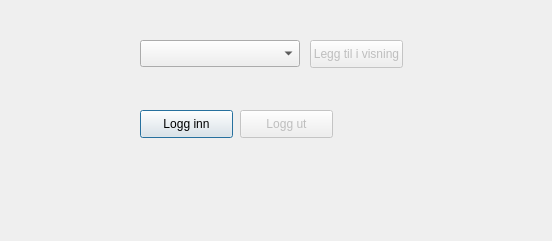
kartverket/SFKB-QGISAPI-klient, file ngis_openapi_client_dialog_base.ui: the form before one commit.
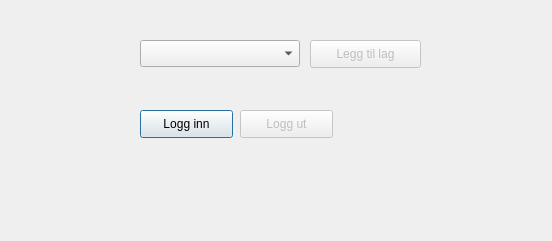
The form after the commit. Custom widgets are drawn as their Qt base class.

Commit message: Registers event handlers only once at plugin startup

```diff
--- a/ngis_openapi_client_dialog_base.ui
+++ b/ngis_openapi_client_dialog_base.ui
@@ -73,12 +73,12 @@
     <rect>
      <x>310</x>
      <y>40</y>
-     <width>93</width>
+     <width>111</width>
      <height>28</height>
     </rect>
    </property>
    <property name="text">
-    <string>Legg til i visning</string>
+    <string>Legg til lag</string>
    </property>
   </widget>
   <widget class="QLabel" name="statusLabel">
```
The commit also changes 1 other file.
